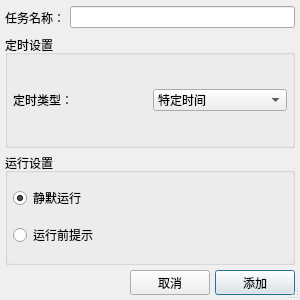
Old version of the form src/gui/ALAddTimerTaskDialog.ui in the repository KenanZhu/AutoLibrary.
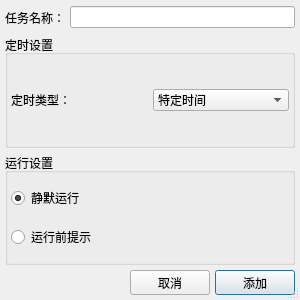
New version of the form.

Commit message: optimize(gui.*): 优化界面组件的布局和样式

```diff
--- a/src/gui/ALAddTimerTaskDialog.ui
+++ b/src/gui/ALAddTimerTaskDialog.ui
@@ -86,16 +86,16 @@
        <number>5</number>
       </property>
       <property name="leftMargin">
-       <number>5</number>
+       <number>3</number>
       </property>
       <property name="topMargin">
-       <number>5</number>
+       <number>3</number>
       </property>
       <property name="rightMargin">
-       <number>5</number>
+       <number>3</number>
       </property>
       <property name="bottomMargin">
-       <number>5</number>
+       <number>3</number>
       </property>
       <item>
        <layout class="QHBoxLayout" name="TimerTypeSelectLayout">
@@ -135,16 +135,16 @@
      </property>
      <layout class="QGridLayout" name="TaskConfigLayout">
       <property name="leftMargin">
-       <number>5</number>
+       <number>3</number>
       </property>
       <property name="topMargin">
-       <number>5</number>
+       <number>3</number>
       </property>
       <property name="rightMargin">
-       <number>5</number>
+       <number>3</number>
       </property>
       <property name="bottomMargin">
-       <number>5</number>
+       <number>3</number>
       </property>
       <property name="spacing">
        <number>5</number>
```
The commit also changes 6 other files.
